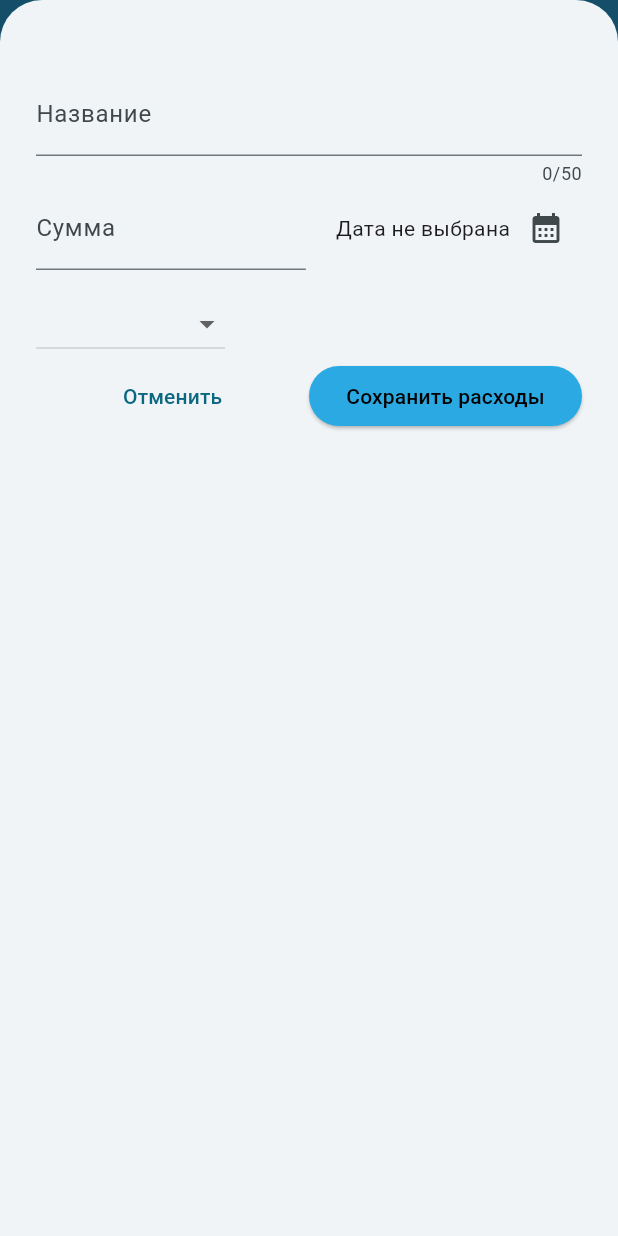
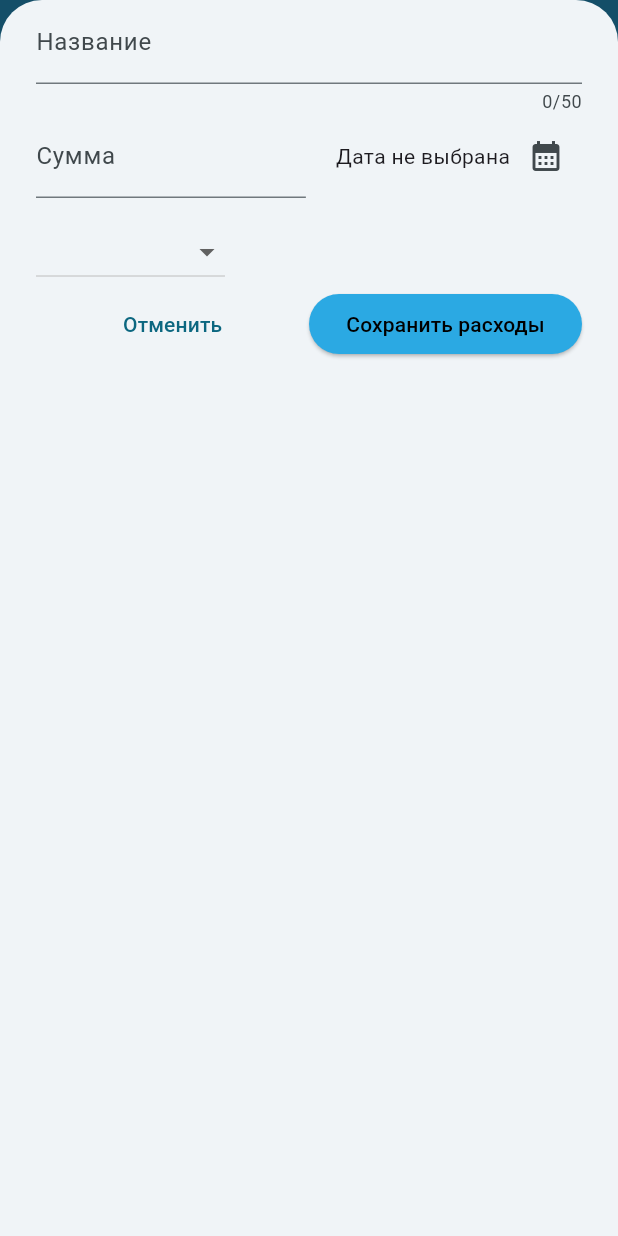
Before and after one commit to timkanurmamatov/expense_tracker, a Flutter app: the screen it shows after launch, after a tap on the "add" icon, on a phone screen of 412 x 824 dp. Run offline on Flutter 3.47's test engine with Material 3 defaults, Android fonts, the phone set to English and light mode, and no system bars.

Commit message:
Добавил Отзывчивость на экране расходов и внутри AddExpenseForm

```diff
--- a/lib/main.dart
+++ b/lib/main.dart
@@ -1,12 +1,7 @@
 import 'package:expense_tracker/widgets/expenses_screen.dart';
 import 'package:flutter/material.dart';
-import 'package:flutter/services.dart';
 
-void main() async {
-  WidgetsFlutterBinding.ensureInitialized();
-  await SystemChrome.setPreferredOrientations([
-    DeviceOrientation.portraitUp,
-  ]);
+void main() {
   runApp(
     MaterialApp(
       home: ExpensesScreen(),
--- a/lib/widgets/add_expense_form.dart
+++ b/lib/widgets/add_expense_form.dart
@@ -46,8 +46,11 @@ class _AddExpenseFormState extends State<AddExpenseForm> {
 
   @override
   Widget build(BuildContext context) {
-    return Padding(
-      padding: const EdgeInsets.fromLTRB(24, 48, 24, 24),
+    final double keyboardSpace = MediaQuery.of(context).viewInsets.bottom;
+
+    return SingleChildScrollView(
+      child: Padding(
+        padding: EdgeInsets.fromLTRB(24, 0, 24, 24 + keyboardSpace),
         child: GestureDetector(
           behavior: HitTestBehavior.opaque,
           onTap: () {
@@ -172,6 +175,7 @@ class _AddExpenseFormState extends State<AddExpenseForm> {
             ],
           ),
         ),
+      ),
     );
   }
 }
--- a/lib/widgets/expenses_screen.dart
+++ b/lib/widgets/expenses_screen.dart
@@ -45,7 +45,6 @@ class _ExpensesScreenState extends State<ExpensesScreen> {
     super.initState();
   }
 
-
   // 100, 200, 300 => 600
   // 100 / 600 => 1/6 => 0.1
   // 200 / 600 => 2/6
@@ -66,7 +65,9 @@ class _ExpensesScreenState extends State<ExpensesScreen> {
       _expenses.remove(expense);
     });
 
-    ScaffoldMessenger.of(context).clearSnackBars(); // если нужно очистить предыдущие снек бары
+    ScaffoldMessenger.of(
+      context,
+    ).clearSnackBars(); // если нужно очистить предыдущие снек бары
 
     ScaffoldMessenger.of(context).showSnackBar(
       SnackBar(
@@ -87,6 +88,9 @@ class _ExpensesScreenState extends State<ExpensesScreen> {
 
   @override
   Widget build(BuildContext context) {
+    final width = MediaQuery.of(context).size.width;
+    final height = MediaQuery.of(context).size.height;
+
     return Scaffold(
       appBar: AppBar(
         title: Text("Трекер расходов"),
@@ -96,7 +100,9 @@ class _ExpensesScreenState extends State<ExpensesScreen> {
             onPressed: () {
               showModalBottomSheet(
                 isScrollControlled: true,
+                useSafeArea: true,
                 context: context,
+                constraints: BoxConstraints.expand(),
                 builder: (context) {
                   return AddExpenseForm(onSubmit: _addExpense);
                 },
@@ -107,20 +113,39 @@ class _ExpensesScreenState extends State<ExpensesScreen> {
       ),
       body: Padding(
         padding: const EdgeInsets.symmetric(horizontal: 12, vertical: 16),
-        child: Column(
+        child:
+            width < 500
+                ? Column(
                   crossAxisAlignment: CrossAxisAlignment.center,
                   mainAxisAlignment: MainAxisAlignment.center,
                   children: [
-            Expanded(
-              flex: 1,
-              child: Chart(expenses: _expenses),
-            ),
+                    Expanded(child: Chart(expenses: _expenses)),
                     Expanded(
                       flex: 3,
                       child:
                           _expenses.isEmpty
                               ? Center(
-                        child: Text("Расходы не найдены. Начните добавлять"),
+                                child: Text(
+                                  "Расходы не найдены. Начните добавлять",
+                                ),
+                              )
+                              : ExpenseList(
+                                expenses: _expenses,
+                                onRemoveExpense: _removeExpense,
+                              ),
+                    ),
+                  ],
+                )
+                : Row(
+                  children: [
+                    Expanded(child: Chart(expenses: _expenses)),
+                    Expanded(
+                      child:
+                          _expenses.isEmpty
+                              ? Center(
+                                child: Text(
+                                  "Расходы не найдены. Начните добавлять",
+                                ),
                               )
                               : ExpenseList(
                                 expenses: _expenses,
```
Lines whose indentation alone changed are shown as unchanged.
